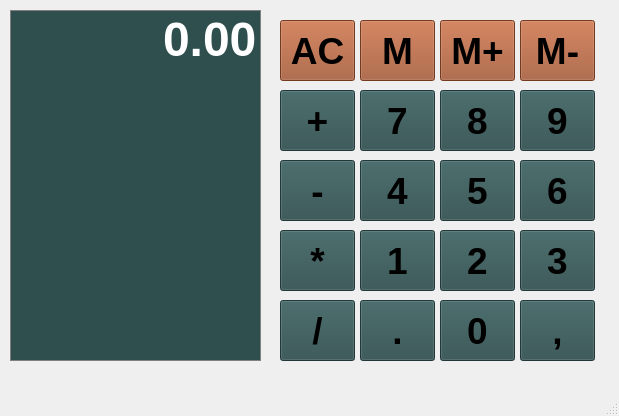
Qt form Calculator/calcd.ui (mateusribeirocampos/Calcd_Qt) before a commit.
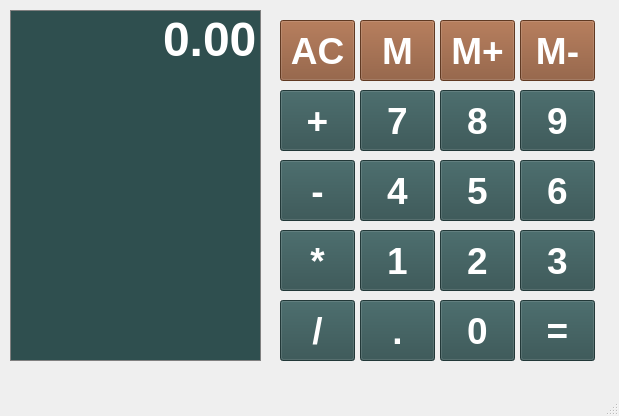
The same form after that commit.

The edit to the form file:
```diff
--- a/Calculator/calcd.ui
+++ b/Calculator/calcd.ui
@@ -46,7 +46,8 @@
      <string notr="true">QPushButton{
 	background-color: DarkSlateGray;
 	boder: 1px solid blue;
-	padding: 5px
+	color: #ffffff;
+	padding: 5px;
 }
 </string>
     </property>
@@ -73,7 +74,8 @@
      <string notr="true">QPushButton{
 	background-color: DarkSlateGray;
 	boder: 1px solid blue;
-	padding: 5px
+	color: #ffffff;
+	padding: 5px;
 }
 </string>
     </property>
@@ -100,7 +102,8 @@
      <string notr="true">QPushButton{
 	background-color: DarkSlateGray;
 	boder: 1px solid blue;
-	padding: 5px
+	color: #ffffff;
+	padding: 5px;
 }
 </string>
     </property>
@@ -127,7 +130,8 @@
      <string notr="true">QPushButton{
 	background-color: DarkSlateGray;
 	boder: 1px solid blue;
-	padding: 5px
+	color: #ffffff;
+	padding: 5px;
 }
 </string>
     </property>
@@ -154,7 +158,8 @@
      <string notr="true">QPushButton{
 	background-color: DarkSlateGray;
 	boder: 1px solid blue;
-	padding: 5px
+	color: #ffffff;
+	padding: 5px;
 }
 </string>
     </property>
@@ -181,7 +186,8 @@
      <string notr="true">QPushButton{
 	background-color: DarkSlateGray;
 	boder: 1px solid blue;
-	padding: 5px
+	color: #ffffff;
+	padding: 5px;
 }
 </string>
     </property>
@@ -208,7 +214,8 @@
      <string notr="true">QPushButton{
 	background-color: DarkSlateGray;
 	boder: 1px solid blue;
-	padding: 5px
+	color: #ffffff;
+	padding: 5px;
 }
 </string>
     </property>
@@ -235,7 +242,8 @@
      <string notr="true">QPushButton{
 	background-color: DarkSlateGray;
 	boder: 1px solid blue;
-	padding: 5px
+	color: #ffffff;
+	padding: 5px;
 }
 </string>
     </property>
@@ -262,7 +270,8 @@
      <string notr="true">QPushButton{
 	background-color: DarkSlateGray;
 	boder: 1px solid blue;
-	padding: 5px
+	color: #ffffff;
+	padding: 5px;
 }
 </string>
     </property>
@@ -289,7 +298,8 @@
      <string notr="true">QPushButton{
 	background-color: DarkSlateGray;
 	boder: 1px solid blue;
-	padding: 5px
+	color: #ffffff;
+	padding: 5px;
 }
 </string>
     </property>
@@ -316,12 +326,13 @@
      <string notr="true">QPushButton{
 	background-color: DarkSlateGray;
 	boder: 1px solid blue;
-	padding: 5px
+	color: #ffffff;
+	padding: 5px;
 }
 </string>
     </property>
     <property name="text">
-     <string>,</string>
+     <string>=</string>
     </property>
    </widget>
    <widget class="QPushButton" name="Bdot">
@@ -343,7 +354,8 @@
      <string notr="true">QPushButton{
 	background-color: DarkSlateGray;
 	boder: 1px solid blue;
-	padding: 5px
+	color: #ffffff;
+	padding: 5px;
 }
 </string>
     </property>
@@ -368,10 +380,17 @@
     </property>
     <property name="styleSheet">
      <string notr="true">QPushButton{
-	background-color: #A0522D;
+	background-color: #87502f;
 	boder: 1px solid blue;
+	color: #ffffff;
 	padding: 5px;
 }
+
+QPushbutton:pressed {
+	background-color: #A9A9A9;
+	border: 1px solid gray;
+	padding: 5px
+}
 </string>
     </property>
     <property name="text">
@@ -397,7 +416,8 @@
      <string notr="true">QPushButton{
 	background-color: DarkSlateGray;
 	boder: 1px solid blue;
-	padding: 5px
+	color: #ffffff;
+	padding: 5px;
 }
 </string>
     </property>
@@ -424,7 +444,8 @@
      <string notr="true">QPushButton{
 	background-color: DarkSlateGray;
 	boder: 1px solid blue;
-	padding: 5px
+	color: #ffffff;
+	padding: 5px;
 }
 </string>
     </property>
@@ -451,7 +472,8 @@
      <string notr="true">QPushButton{
 	background-color: DarkSlateGray;
 	boder: 1px solid blue;
-	padding: 5px
+	color: #ffffff;
+	padding: 5px;
 }
 </string>
     </property>
@@ -478,7 +500,8 @@
      <string notr="true">QPushButton{
 	background-color: DarkSlateGray;
 	boder: 1px solid blue;
-	padding: 5px
+	color: #ffffff;
+	padding: 5px;
 }
 </string>
     </property>
@@ -536,10 +559,17 @@
     </property>
     <property name="styleSheet">
      <string notr="true">QPushButton{
-	background-color: #A0522D;
+	background-color: #87502f;
 	boder: 1px solid blue;
+	color: #ffffff;
 	padding: 5px;
 }
+
+QPushbutton:pressed {
+	background-color: #A9A9A9;
+	border: 1px solid gray;
+	padding: 5px
+}
 </string>
     </property>
     <property name="text">
@@ -563,10 +593,17 @@
     </property>
     <property name="styleSheet">
      <string notr="true">QPushButton{
-	background-color: #A0522D;
+	background-color: #87502f;
 	boder: 1px solid blue;
+	color: #ffffff;
 	padding: 5px;
 }
+
+QPushbutton:pressed {
+	background-color: #A9A9A9;
+	border: 1px solid gray;
+	padding: 5px
+}
 </string>
     </property>
     <property name="text">
@@ -590,10 +627,17 @@
     </property>
     <property name="styleSheet">
      <string notr="true">QPushButton{
-	background-color: #A0522D;
+	background-color: #87502f;
 	boder: 1px solid blue;
+	color: #ffffff;
 	padding: 5px;
 }
+
+QPushbutton:pressed {
+	background-color: #A9A9A9;
+	border: 1px solid gray;
+	padding: 5px
+}
 </string>
     </property>
     <property name="text">
```
Left out of the diff: 40 changed lines with no effect on the pictures.
